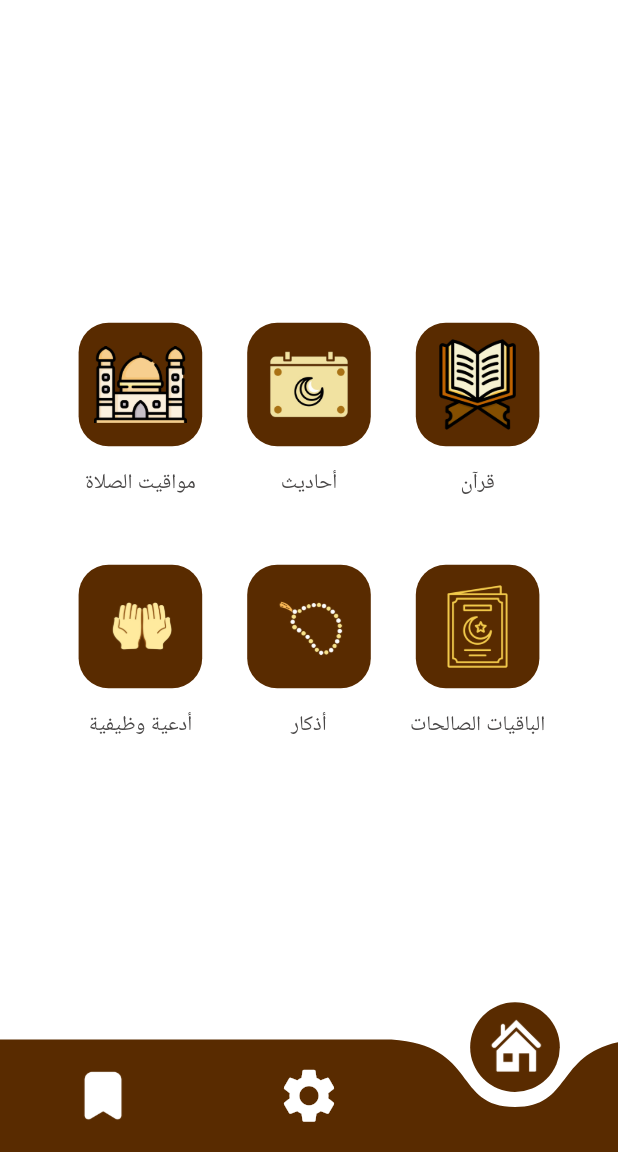
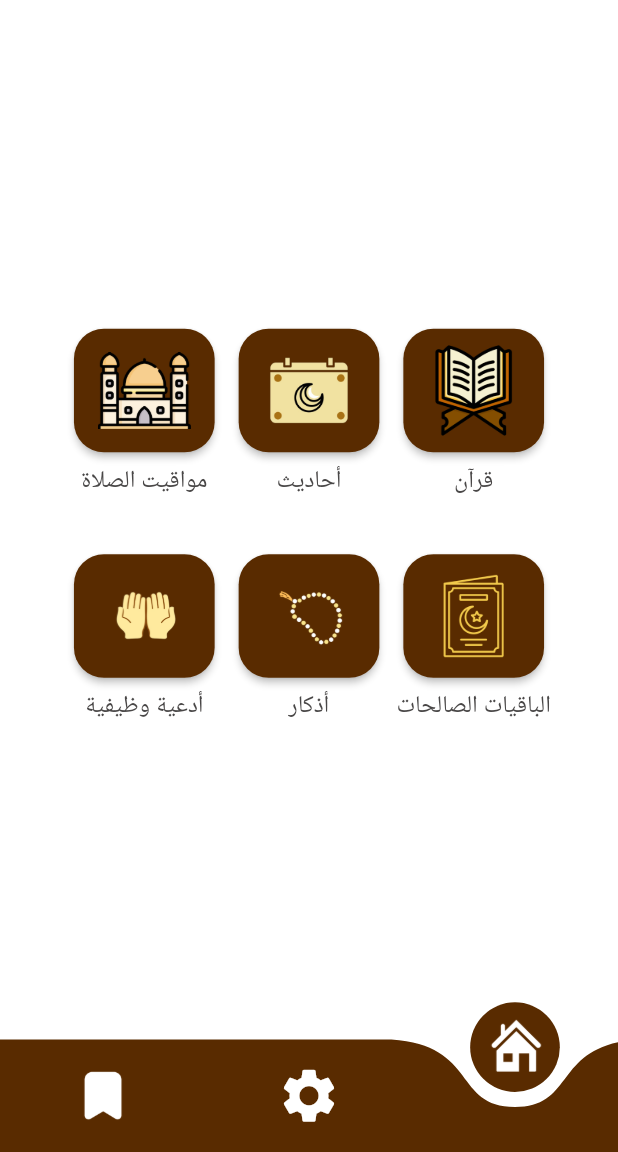
Before and after one commit to Ahmd1Khald/fastaqm_app, a Flutter app: the screen it shows after launch, on a phone screen of 412 x 824 dp, the part 84-1236 px from its top. Run offline on Flutter 3.47's test engine with Material 2 defaults, Android fonts, the phone set to English and light mode, and no system bars; drawn by our look-alikes of curved_navigation_bar, shimmer; our stand-ins replace flutter_bloc, google_fonts; missing offline and left inert: quran; Roboto replaces fonts that are missing (Cairo).

Commit message:
change button color in home screen

```diff
--- a/lib/Core/theme/app_theme.dart
+++ b/lib/Core/theme/app_theme.dart
@@ -7,7 +7,7 @@ class AppTheme {
   static lightTheme() {
     return ThemeData.light().copyWith(
       scaffoldBackgroundColor: Colors.white,
-      colorScheme: ColorScheme.fromSeed(seedColor: Colors.deepPurple),
+      colorScheme: ColorScheme.fromSeed(seedColor: MyColors.lightBrown),
       // elevatedButtonTheme: ElevatedButtonThemeData(
       //   style: ButtonStyle(
       //     backgroundColor:
@@ -29,7 +29,7 @@ class AppTheme {
         ),
         bodyMedium: GoogleFonts.cairo(
           textStyle: const TextStyle(
-            fontSize: 14,
+            fontSize: 16,
             fontWeight: FontWeight.w500,
             color: Color.fromRGBO(73, 71, 71, 1),
           ),
--- a/lib/Features/home/presentation/views/home_body.dart
+++ b/lib/Features/home/presentation/views/home_body.dart
@@ -84,24 +84,37 @@ class HomeScreen extends StatelessWidget {
       crossAxisAlignment: CrossAxisAlignment.center,
       children: [
         Padding(
-          padding: const EdgeInsets.all(15),
-          child: InkWell(
-            onTap: func,
-            child: Container(
+            padding: const EdgeInsets.all(8),
+            child: MaterialButton(
               height: AppVariables.appSize(context).width * 0.2,
-              width: AppVariables.appSize(context).width * 0.2,
-              decoration: BoxDecoration(
-                  color: MyColors.darkBrown,
-                  borderRadius: BorderRadius.circular(20)),
+              minWidth: AppVariables.appSize(context).width * 0.2,
+              onPressed: func,
+              shape: RoundedRectangleBorder(
+                borderRadius: BorderRadius.circular(20),
+              ),
+              splashColor: MyColors.lightBrown,
+              color: MyColors.darkBrown,
               child: Center(
                 child: Image.asset(
                   image,
                   width: AppVariables.appSize(context).width * 0.15,
                 ),
               ),
-            ),
-          ),
-        ),
+            )),
+        // Container(
+        //   height: AppVariables.appSize(context).width * 0.2,
+        //   width: AppVariables.appSize(context).width * 0.2,
+        //   decoration: BoxDecoration(
+        //     color: MyColors.darkBrown,
+        //     borderRadius: BorderRadius.circular(20),
+        //   ),
+        //   child: Center(
+        //     child: Image.asset(
+        //       image,
+        //       width: AppVariables.appSize(context).width * 0.15,
+        //     ),
+        //   ),
+        // ),
         Text(
           text,
           textDirection: TextDirection.rtl,
--- a/lib/Features/splash/presentation/views/splash_body.dart
+++ b/lib/Features/splash/presentation/views/splash_body.dart
@@ -68,7 +68,7 @@ class _SplashScreenState extends State<SplashScreen>
 
   void navigateToHome() {
     Future.delayed(
-      const Duration(seconds: 3),
+      const Duration(seconds: 4),
       () {
         AppFunctions.pushAndRemove(
           context: context,
```
Also changed, not shown: lib/Features/quran/presentation/views/quran_body.dart (+5 -15 lines).
